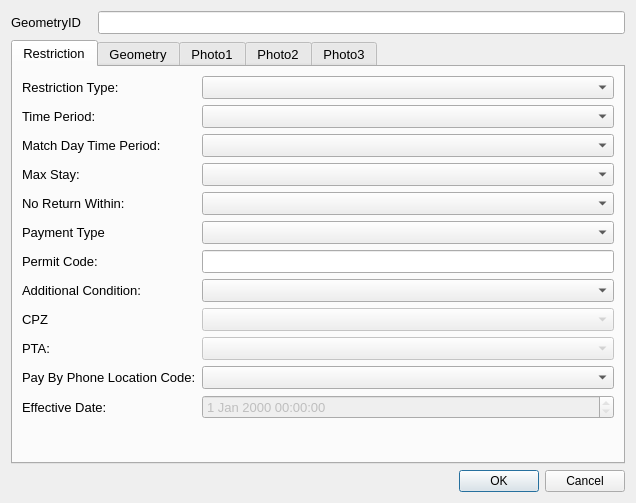
The window that ui/restrictionBayDetails_dialog_base2_qt5.ui (tlh22/TOMs) describes before a commit, drawn with Qt 5.
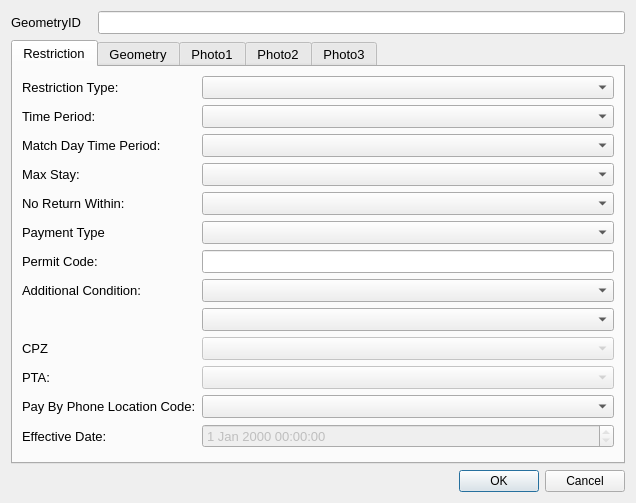
The same window after the commit. Custom widgets are drawn as their Qt base class.

What changed in the file:
```diff
--- a/ui/restrictionBayDetails_dialog_base2_qt5.ui
+++ b/ui/restrictionBayDetails_dialog_base2_qt5.ui
@@ -173,6 +173,16 @@
          <item row="1" column="1">
           <widget class="QComboBox" name="TimePeriodID"/>
          </item>
+         <item row="2" column="0">
+          <widget class="QLabel" name="label_3">
+           <property name="text">
+            <string>Match Day Time Period:</string>
+           </property>
+          </widget>
+         </item>
+         <item row="2" column="1">
+          <widget class="QComboBox" name="MatchDayTimePeriodID"/>
+         </item>
          <item row="3" column="0">
           <widget class="QLabel" name="lbl_MaxStay">
            <property name="minimumSize">
@@ -243,22 +253,15 @@
            </property>
           </widget>
          </item>
-         <item row="10" column="1">
-          <widget class="QComboBox" name="ParkingTariffArea">
-           <property name="enabled">
-            <bool>false</bool>
-           </property>
-           <property name="editable">
-            <bool>false</bool>
+         <item row="6" column="0">
+          <widget class="QLabel" name="lbl_permitCode">
+           <property name="text">
+            <string>Permit Code:</string>
            </property>
           </widget>
          </item>
-         <item row="8" column="1">
-          <widget class="QComboBox" name="AdditionalConditionID">
-           <property name="currentIndex">
-            <number>-1</number>
-           </property>
-          </widget>
+         <item row="6" column="1">
+          <widget class="QLineEdit" name="PermitCode"/>
          </item>
          <item row="8" column="0">
           <widget class="QLabel" name="lbl_PaymentType_2">
@@ -279,73 +282,73 @@
            </property>
           </widget>
          </item>
+         <item row="8" column="1">
+          <widget class="QComboBox" name="AdditionalConditionID1">
+           <property name="currentIndex">
+            <number>-1</number>
+           </property>
+          </widget>
+         </item>
+         <item row="9" column="1">
+          <widget class="QgsCheckableComboBox" name="AdditionalConditionID"/>
+         </item>
          <item row="10" column="0">
-          <widget class="QLabel" name="label_7">
-           <property name="text">
-            <string>PTA:</string>
-           </property>
-          </widget>
-         </item>
-         <item row="15" column="0">
-          <widget class="QLabel" name="lbl_OpenDate">
-           <property name="text">
-            <string>Effective Date:</string>
-           </property>
-          </widget>
-         </item>
-         <item row="9" column="0">
           <widget class="QLabel" name="lbl_CPZ">
            <property name="text">
             <string>CPZ</string>
            </property>
           </widget>
          </item>
-         <item row="9" column="1">
+         <item row="10" column="1">
           <widget class="QComboBox" name="CPZ">
            <property name="enabled">
             <bool>false</bool>
            </property>
           </widget>
          </item>
-         <item row="15" column="1">
-          <widget class="QgsDateTimeEdit" name="OpenDate">
-           <property name="enabled">
-            <bool>false</bool>
-           </property>
-           <property name="readOnly">
-            <bool>true</bool>
-           </property>
-          </widget>
-         </item>
-         <item row="2" column="0">
-          <widget class="QLabel" name="label_3">
+         <item row="11" column="0">
+          <widget class="QLabel" name="label_7">
            <property name="text">
-            <string>Match Day Time Period:</string>
+            <string>PTA:</string>
            </property>
           </widget>
          </item>
-         <item row="2" column="1">
-          <widget class="QComboBox" name="MatchDayTimePeriodID"/>
+         <item row="11" column="1">
+          <widget class="QComboBox" name="ParkingTariffArea">
+           <property name="enabled">
+            <bool>false</bool>
+           </property>
+           <property name="editable">
+            <bool>false</bool>
+           </property>
+          </widget>
          </item>
-         <item row="12" column="0">
+         <item row="13" column="0">
           <widget class="QLabel" name="label_13">
            <property name="text">
             <string>Pay By Phone Location Code:</string>
            </property>
           </widget>
          </item>
-         <item row="12" column="1">
+         <item row="13" column="1">
           <widget class="QComboBox" name="PayParkingAreaID"/>
          </item>
-         <item row="6" column="0">
-          <widget class="QLabel" name="lbl_permitCode">
+         <item row="16" column="0">
+          <widget class="QLabel" name="lbl_OpenDate">
            <property name="text">
-            <string>Permit Code:</string>
+            <string>Effective Date:</string>
            </property>
           </widget>
          </item>
-         <item row="6" column="1">
-          <widget class="QLineEdit" name="PermitCode"/>
+         <item row="16" column="1">
+          <widget class="QgsDateTimeEdit" name="OpenDate">
+           <property name="enabled">
+            <bool>false</bool>
+           </property>
+           <property name="readOnly">
+            <bool>true</bool>
+           </property>
+          </widget>
          </item>
         </layout>
        </widget>
@@ -724,6 +727,11 @@
   </layout>
  </widget>
  <customwidgets>
+  <customwidget>
+   <class>QgsCheckableComboBox</class>
+   <extends>QComboBox</extends>
+   <header>qgscheckablecombobox.h</header>
+  </customwidget>
   <customwidget>
    <class>QgsDateTimeEdit</class>
    <extends>QDateTimeEdit</extends>
```
